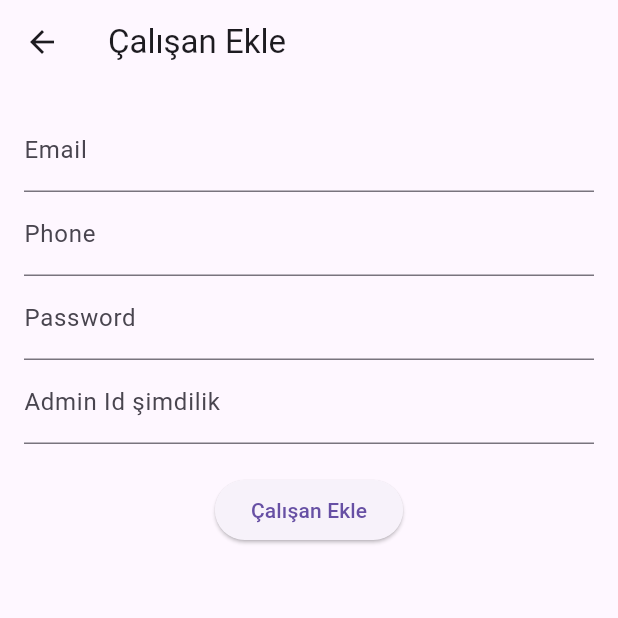
After one commit to omerbsagir/flutter-sanalpos, a Flutter app: the CalisanEkleScreen screen opened by its route, on a phone screen of 412 x 824 dp, the top half of it. The commit adds this screen. Run offline on Flutter 3.47's test engine with Material 3 defaults, Android fonts, the phone set to English and light mode, and no system bars; our stand-ins replace flutter_secure_storage; accounts and stored records are empty.

Commit message:
Çalışan ekleme kısmı ayrı bi sayfaya alındı

```diff
--- a/lib/main.dart
+++ b/lib/main.dart
@@ -1,5 +1,6 @@
 import 'package:flutter/material.dart';
 import 'package:flutterprojects/viewmodels/company_and_activation_viewmodel.dart';
+import 'package:flutterprojects/views/mycompany_view/calisan_ekle.dart';
 import 'package:flutterprojects/views/mycompany_view/mycompany_screen.dart';
 import 'package:flutterprojects/views/activation_view/activation_screen.dart';
 import 'package:flutterprojects/views/home_view/home_screen.dart';
@@ -30,7 +31,8 @@ class MyApp extends StatelessWidget {
           '/login': (context) => LoginScreen(),
           '/home': (context) => HomeScreen(),
           '/mycompany': (context) => MyCompanyScreen(),
-          '/activation': (context) => ActivationScreen()
+          '/activation': (context) => ActivationScreen(),
+          '/calisanekle' : (context) => CalisanEkleScreen(),
         },
       ),
     );
--- /dev/null
+++ b/lib/views/mycompany_view/calisan_ekle.dart
@@ -0,0 +1,88 @@
+import 'package:flutter/material.dart';
+import 'package:flutterprojects/viewmodels/user_viewmodel.dart';
+import 'package:provider/provider.dart';
+import '../../data/remote/response/api_response.dart';
+import '/viewmodels/company_and_activation_viewmodel.dart';
+import '/views/widgets/custom_scaffold.dart'; // CustomScaffold'ı import edin
+
+class CalisanEkleScreen extends StatefulWidget {
+  @override
+  _CalisanEkleScreenState createState() => _CalisanEkleScreenState();
+}
+
+class _CalisanEkleScreenState extends State<CalisanEkleScreen> {
+
+
+  final TextEditingController email2IdController = TextEditingController();
+  final TextEditingController phone2Id2Controller = TextEditingController();
+  final TextEditingController password2Id2Controller = TextEditingController();
+  final TextEditingController adminIdId2Controller = TextEditingController();
+
+  final UserViewModel userViewModel=UserViewModel();
+  final CompanyAndActivationViewModel companyAndActivationViewModel = CompanyAndActivationViewModel();
+
+  @override
+  Widget build(BuildContext context) {
+    final companyAndActivationViewModel = Provider.of<CompanyAndActivationViewModel>(context);
+
+    return Scaffold(
+      appBar: AppBar(
+        title: Text('Çalışan Ekle'),
+        leading: IconButton(
+          icon: Icon(Icons.arrow_back),
+          onPressed: () {
+            Navigator.of(context).pop();
+          },
+        ),
+      ),
+      body: Padding(
+        padding: EdgeInsets.all(16.0),
+        child: Column(
+          children: [
+
+          TextField(
+            controller: email2IdController,
+            decoration: InputDecoration(labelText: 'Email'),
+          ),
+          TextField(
+            controller: phone2Id2Controller,
+            decoration: InputDecoration(labelText: 'Phone'),
+          ),
+          TextField(
+            controller: password2Id2Controller,
+            decoration: InputDecoration(labelText: 'Password'),
+            obscureText: true,
+          ),
+          TextField(
+            controller: adminIdId2Controller,
+            decoration: InputDecoration(labelText: 'Admin Id şimdilik'),
+
+          ),
+          SizedBox(height: 20),
+          ElevatedButton(
+            onPressed: () async {
+              await userViewModel.registerNewUser(email2IdController.text,phone2Id2Controller.text,password2Id2Controller.text,adminIdId2Controller.text);
+
+              final response = userViewModel.userResponse;
+              if (response.status == Status.COMPLETED) {
+                ScaffoldMessenger.of(context).showSnackBar(
+                  SnackBar(content: Text('Çalışan Kaydı başarılı')),
+                );
+              } else {
+                ScaffoldMessenger.of(context).showSnackBar(
+                  SnackBar(content: Text(response.error ?? 'Çalışan Kaydı başarısız!')),
+                );
+              }
+
+            },
+            child: Text('Çalışan Ekle'),
+          ),
+          ],
+        ),
+      ),
+
+    );
+  }
+
+
+}
```
Also changed, not shown: lib/views/mycompany_view/mycompany_screen.dart (+32 -52 lines).
